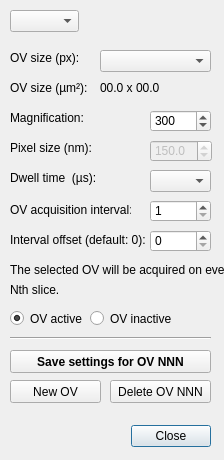
Qt form gui/overview_settings_dlg.ui (SBEMimage/SBEMimage) before a commit.
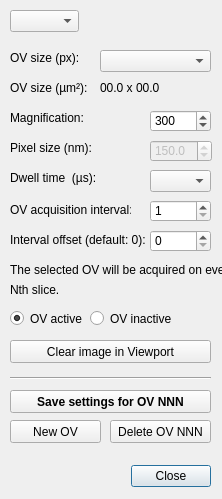
The same form after that commit.

Commit message: Add option to clear preview images in the Viewport / only load tile previews for existing tiles in base directory

```diff
--- a/gui/overview_settings_dlg.ui
+++ b/gui/overview_settings_dlg.ui
@@ -9,8 +9,8 @@
    <rect>
     <x>0</x>
     <y>0</y>
-    <width>224</width>
-    <height>460</height>
+    <width>222</width>
+    <height>499</height>
    </rect>
   </property>
   <property name="windowTitle">
@@ -20,7 +20,7 @@
    <property name="geometry">
     <rect>
      <x>30</x>
-     <y>420</y>
+     <y>460</y>
      <width>181</width>
      <height>32</height>
     </rect>
@@ -188,7 +188,7 @@
    <property name="geometry">
     <rect>
      <x>10</x>
-     <y>330</y>
+     <y>370</y>
      <width>201</width>
      <height>16</height>
     </rect>
@@ -227,7 +227,7 @@
    <property name="geometry">
     <rect>
      <x>10</x>
-     <y>380</y>
+     <y>420</y>
      <width>91</width>
      <height>23</height>
     </rect>
@@ -240,7 +240,7 @@
    <property name="geometry">
     <rect>
      <x>10</x>
-     <y>350</y>
+     <y>390</y>
      <width>201</width>
      <height>23</height>
     </rect>
@@ -259,7 +259,7 @@
    <property name="geometry">
     <rect>
      <x>110</x>
-     <y>380</y>
+     <y>420</y>
      <width>101</width>
      <height>23</height>
     </rect>
@@ -367,6 +367,25 @@
     <bool>true</bool>
    </property>
   </widget>
+  <widget class="QPushButton" name="pushButton_clearViewportImage">
+   <property name="geometry">
+    <rect>
+     <x>10</x>
+     <y>340</y>
+     <width>201</width>
+     <height>23</height>
+    </rect>
+   </property>
+   <property name="font">
+    <font>
+     <weight>50</weight>
+     <bold>false</bold>
+    </font>
+   </property>
+   <property name="text">
+    <string>Clear image in Viewport</string>
+   </property>
+  </widget>
  </widget>
  <tabstops>
   <tabstop>comboBox_OVSelector</tabstop>
```
The commit also changes 4 other files.
